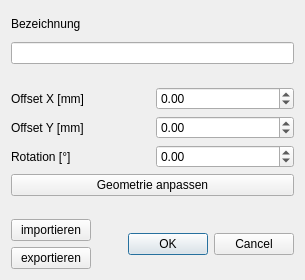
Before: the Qt Designer form QT_Prozess.ui in hidbefra/PlotterWizard, drawn with Qt 5.
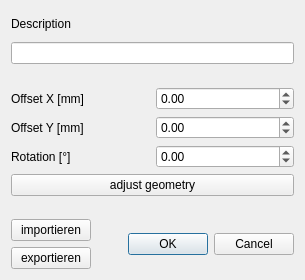
After: the same form once the commit is applied.

What changed in the file:
```diff
--- a/QT_Prozess.ui
+++ b/QT_Prozess.ui
@@ -23,7 +23,7 @@
    <item>
     <widget class="QLabel" name="label_2">
      <property name="text">
-      <string>Bezeichnung</string>
+      <string>Description</string>
      </property>
     </widget>
    </item>
@@ -72,7 +72,7 @@
      <item row="3" column="0" colspan="2">
       <widget class="QPushButton" name="pushButton_Geometrie_anpassen">
        <property name="text">
-        <string>Geometrie anpassen</string>
+        <string notr="true">adjust geometry</string>
        </property>
       </widget>
      </item>
```
